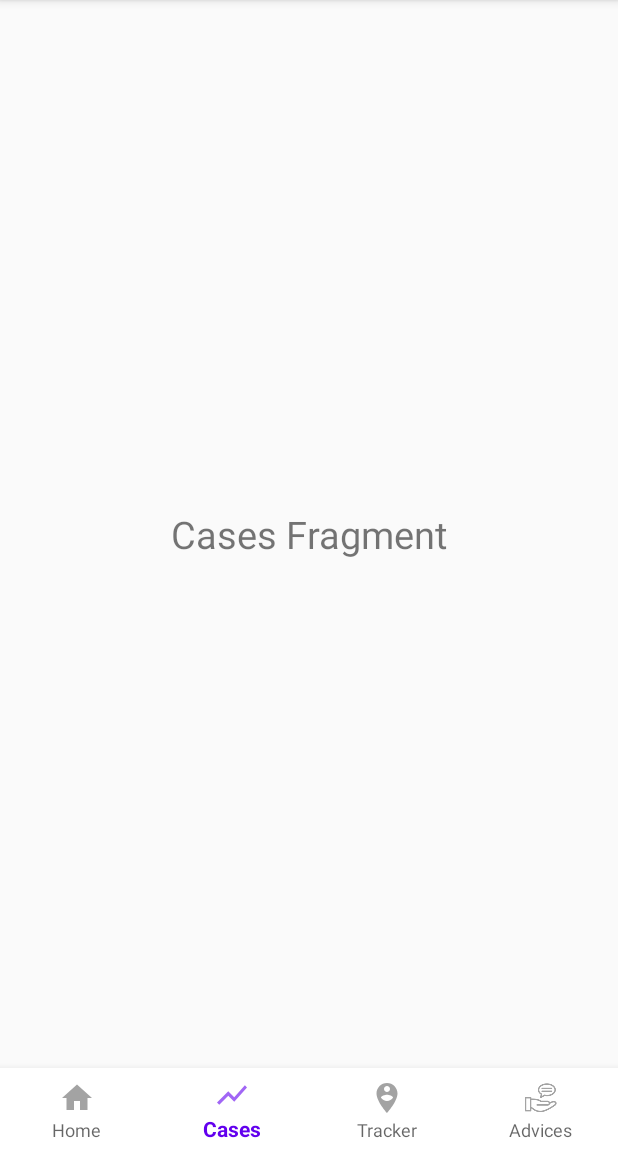
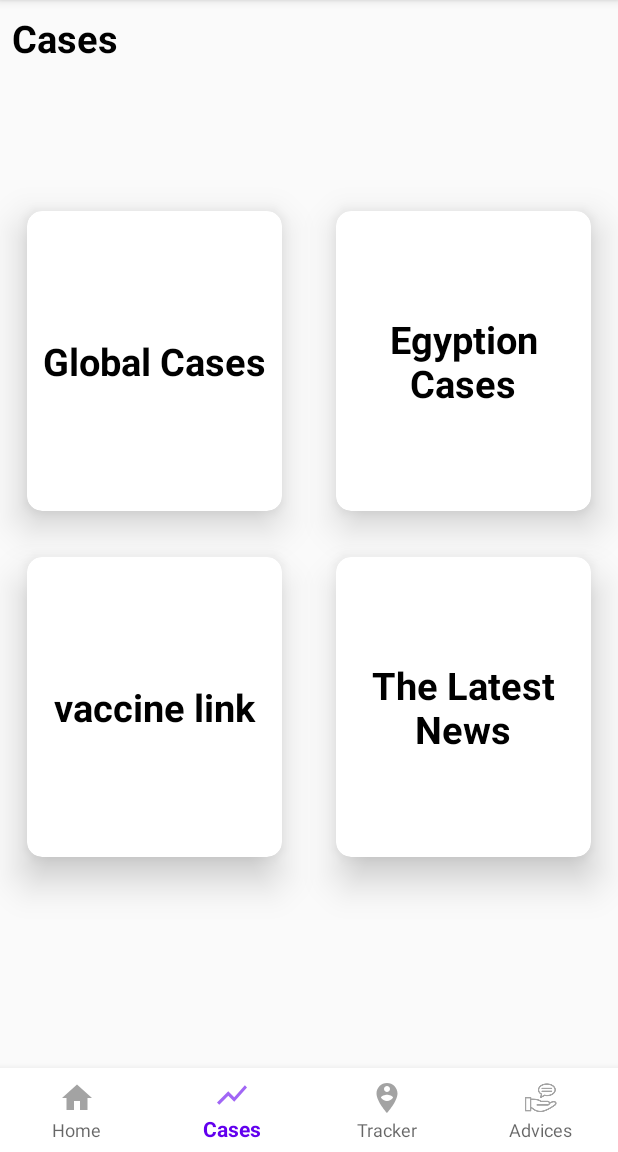
Before and after one commit to elham-atef/CoviFighter, an Android app: the screen it shows after launch (Home), item 2 of the bottom bar chosen, on a phone screen of 412 x 824 dp, the part 84-1236 px from its top. Run offline under Robolectric (Android 15) with nearby library versions, the phone set to English and light mode, and no system bars.

Commit message:
created cases

```diff
--- a/app/src/main/java/com/example/covifighter/CasesFragment.kt
+++ b/app/src/main/java/com/example/covifighter/CasesFragment.kt
@@ -1,10 +1,14 @@
 package com.example.covifighter
 
+import android.content.Intent
+import android.net.Uri
 import android.os.Bundle
 import androidx.fragment.app.Fragment
 import android.view.LayoutInflater
 import android.view.View
 import android.view.ViewGroup
+import androidx.core.content.ContextCompat.startActivity
+import kotlinx.android.synthetic.main.fragment_cases.*
 
 class CasesFragment : Fragment() {
     override fun onCreateView(
@@ -14,4 +18,76 @@ class CasesFragment : Fragment() {
         // Inflate the layout for this fragment
         return inflater.inflate(R.layout.fragment_cases, container, false)
     }
+
+    override fun onViewCreated(view: View, savedInstanceState: Bundle?) {
+        super.onViewCreated(view, savedInstanceState)
+
+
+
+        //when card is pressed go to url link
+        card_1.setOnClickListener(View.OnClickListener {
+            openGcasesWibsite(view)
+        })
+
+        //when card is pressed go to url link
+        card_2.setOnClickListener(View.OnClickListener {
+            openCasesWebsite(view)
+        })
+
+        //when card is pressed go to url link
+        card_3.setOnClickListener(View.OnClickListener {
+            openNewsWibsite(view)
+        })
+
+        //when card is pressed go to url link
+        card_4.setOnClickListener(View.OnClickListener {
+            openVaccineWibsite(view)
+        })
+
+
+
+    }
+
+    //explicet intent -> go to url link
+//for egyption cases
+    private fun openCasesWebsite(view: View) {
+        val browserIntent = Intent(
+            Intent.ACTION_VIEW,
+            Uri.parse("https://www.care.gov.eg/EgyptCare/index.aspx")
+        )
+        startActivity(browserIntent)
+    }
+
+    //explicet intent -> go to url link
+//for latest news
+    private fun openNewsWibsite(view: View) {
+        val browserIntent = Intent(
+            Intent.ACTION_VIEW,
+            Uri.parse("https://dailymedicalinfo.com/tag/%D9%81%D9%8A%D8%B1%D9%88%D8%B3-%D9%83%D9%88%D8%B1%D9%88%D9%86%D8%A7/")
+        )
+        startActivity(browserIntent)
+
+    }
+
+    //explicet intent -> go to url link
+//for global cases
+    private fun openGcasesWibsite(view: View) {
+        val browserIntent = Intent(
+            Intent.ACTION_VIEW,
+            Uri.parse("https://dailymedicalinfo.com/coronavirus/")
+        )
+        startActivity(browserIntent)
+
+    }
+
+    //explicet intent -> go to url link
+//for global cases
+    private fun openVaccineWibsite(view: View) {
+        val browserIntent = Intent(
+            Intent.ACTION_VIEW,
+            Uri.parse("https://www.egcovac.mohp.gov.eg/#/registration")
+        )
+        startActivity(browserIntent)
+
+    }
 }
--- a/app/src/main/res/layout/fragment_cases.xml
+++ b/app/src/main/res/layout/fragment_cases.xml
@@ -4,16 +4,100 @@
     xmlns:tools="http://schemas.android.com/tools"
     android:layout_width="match_parent"
     android:layout_height="match_parent"
-    tools:context=".CasesFragment">
+    >
+    <TextView
+        android:id="@+id/cases"
+        android:layout_width="match_parent"
+        android:layout_height="wrap_content"
+        android:layout_margin="8dp"
+        android:gravity="start"
+        android:text="@string/Cases"
+        android:textColor="@color/colorBlack"
+        android:textSize="25sp"
+        android:textStyle="bold"
+        app:layout_constraintEnd_toEndOf="parent"
+        app:layout_constraintStart_toStartOf="parent"
+        app:layout_constraintTop_toTopOf="parent"
 
-    <TextView
+        />
+
+    <androidx.constraintlayout.widget.Guideline
+        android:id="@+id/guide1"
         android:layout_width="wrap_content"
         android:layout_height="wrap_content"
-        android:text="Cases Fragment"
-        android:textSize="25sp"
-        app:layout_constraintBottom_toBottomOf="parent"
+        android:orientation="vertical"
+        app:layout_constraintGuide_percent="0.5"
+        />
+    <androidx.constraintlayout.widget.Guideline
+        android:id="@+id/guide2"
+        android:layout_width="wrap_content"
+        android:layout_height="wrap_content"
+        android:orientation="horizontal"
+        app:layout_constraintGuide_percent="0.5"
+        />
+
+
+    <androidx.cardview.widget.CardView
+        android:id="@+id/card_1"
+        style="@style/CardStyle"
+        app:layout_constraintStart_toStartOf="parent"
+        app:layout_constraintEnd_toStartOf="@id/guide1"
+        app:layout_constraintBottom_toTopOf="@id/guide2"
+        tools:ignore="MissingConstraints">
+
+        <TextView
+            android:id="@+id/text_1"
+            style="@style/TextStyle"
+            android:text="@string/global_cases" />
+
+    </androidx.cardview.widget.CardView>
+
+    <androidx.cardview.widget.CardView
+        android:id="@+id/card_2"
+        style="@style/CardStyle"
         app:layout_constraintEnd_toEndOf="parent"
+        app:layout_constraintStart_toEndOf="@id/guide1"
+        app:layout_constraintBottom_toTopOf="@id/guide2"
+        tools:ignore="MissingConstraints">
+
+        <TextView
+            android:id="@+id/text_2"
+            style="@style/TextStyle"
+            android:text="@string/egyption_cases" />
+
+    </androidx.cardview.widget.CardView>
+
+    <androidx.cardview.widget.CardView
+        android:id="@+id/card_3"
+        style="@style/CardStyle"
+        app:layout_constraintEnd_toEndOf="parent"
+        app:layout_constraintStart_toEndOf="@id/guide1"
+        app:layout_constraintTop_toBottomOf="@id/guide2"
+        tools:ignore="MissingConstraints">
+
+        <TextView
+            android:id="@+id/text_3"
+            style="@style/TextStyle"
+            android:text="@string/the_latest_news" />
+
+    </androidx.cardview.widget.CardView>
+
+    <androidx.cardview.widget.CardView
+        android:id="@+id/card_4"
+        style="@style/CardStyle"
         app:layout_constraintStart_toStartOf="parent"
-        app:layout_constraintTop_toTopOf="parent" />
+        app:layout_constraintEnd_toStartOf="@id/guide1"
+        app:layout_constraintTop_toBottomOf="@id/guide2"
+        tools:ignore="MissingConstraints">
+
+        <TextView
+            android:id="@+id/text_4"
+            style="@style/TextStyle"
+            android:text="vaccine link" />
+
+    </androidx.cardview.widget.CardView>
+
+
+
 
 </androidx.constraintlayout.widget.ConstraintLayout>
--- a/app/src/main/res/values/colors.xml
+++ b/app/src/main/res/values/colors.xml
@@ -3,4 +3,7 @@
     <color name="colorPrimary">#6200EE</color>
     <color name="colorPrimaryDark">#3700B3</color>
     <color name="colorAccent">#03DAC5</color>
+    <color name="colorWhite">#ffff</color>
+    <color name="colorBlack">#000000</color>
+
 </resources>
--- a/app/src/main/res/values/strings.xml
+++ b/app/src/main/res/values/strings.xml
@@ -6,4 +6,7 @@
     <string name="Advices">Advices</string>
     <!-- TODO: Remove or change this placeholder text -->
     <string name="hello_blank_fragment">Hello blank fragment</string>
+    <string name="global_cases">Global Cases</string>
+    <string name="egyption_cases">Egyption Cases</string>
+    <string name="the_latest_news">The Latest News</string>
 </resources>
--- a/app/src/main/res/values/styles.xml
+++ b/app/src/main/res/values/styles.xml
@@ -13,5 +13,27 @@
         <item name="background">@color/colorWhite</item>
     </style>
 
-    <color name="colorWhite">#ffff</color>
+
+
+    //styling for card view
+    <style name="CardStyle">
+        <item name="android:layout_width">170dp</item>
+        <item name="android:layout_height">200dp</item>
+        <item name="android:layout_margin">15dp</item>
+        <item name="cardCornerRadius">10dp</item>
+        <item name="cardElevation">15dp</item>
+    </style>
+
+    //styling for text
+    <style name="TextStyle">
+        <item name="android:layout_width">match_parent</item>
+        <item name="android:layout_height">wrap_content</item>
+        <item name="android:layout_gravity">center</item>
+        <item name="android:gravity">center</item>
+        <item name="android:textSize">25sp</item>
+        <item name="android:textColor">@color/colorBlack</item>
+        <item name="android:textStyle">bold</item>
+
+    </style>
+
 </resources>
```
